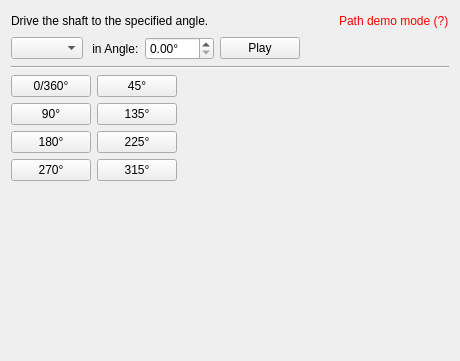
Old version of the form core/panel/Drivers/Drive_shaft.ui in the repository KmolYuan/Pyslvs-UI.
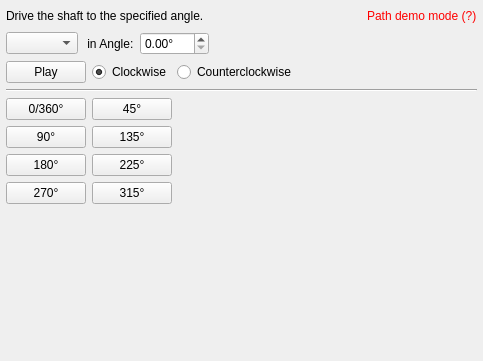
New version of the form.

Commit message: Drive Shaft reverse function.

```diff
--- a/core/panel/Drivers/Drive_shaft.ui
+++ b/core/panel/Drivers/Drive_shaft.ui
@@ -6,7 +6,7 @@
    <rect>
     <x>0</x>
     <y>0</y>
-    <width>460</width>
+    <width>483</width>
     <height>361</height>
    </rect>
   </property>
@@ -20,6 +20,18 @@
    <string>Form</string>
   </property>
   <layout class="QVBoxLayout" name="verticalLayout_3">
+   <property name="leftMargin">
+    <number>6</number>
+   </property>
+   <property name="topMargin">
+    <number>6</number>
+   </property>
+   <property name="rightMargin">
+    <number>6</number>
+   </property>
+   <property name="bottomMargin">
+    <number>6</number>
+   </property>
    <item>
     <layout class="QHBoxLayout" name="horizontalLayout">
      <item>
@@ -86,6 +98,23 @@
       </widget>
      </item>
      <item>
+      <spacer name="horizontalSpacer_3">
+       <property name="orientation">
+        <enum>Qt::Horizontal</enum>
+       </property>
+       <property name="sizeHint" stdset="0">
+        <size>
+         <width>40</width>
+         <height>20</height>
+        </size>
+       </property>
+      </spacer>
+     </item>
+    </layout>
+   </item>
+   <item>
+    <layout class="QHBoxLayout" name="horizontalLayout_3">
+     <item>
       <widget class="QPushButton" name="playButton">
        <property name="text">
         <string>Play</string>
@@ -96,7 +125,24 @@
       </widget>
      </item>
      <item>
-      <spacer name="horizontalSpacer_3">
+      <widget class="QRadioButton" name="noReversed">
+       <property name="text">
+        <string>Clockwise</string>
+       </property>
+       <property name="checked">
+        <bool>true</bool>
+       </property>
+      </widget>
+     </item>
+     <item>
+      <widget class="QRadioButton" name="reversed">
+       <property name="text">
+        <string>Counterclockwise</string>
+       </property>
+      </widget>
+     </item>
+     <item>
+      <spacer name="horizontalSpacer_4">
        <property name="orientation">
         <enum>Qt::Horizontal</enum>
        </property>
```
The commit also changes 3 other files.
